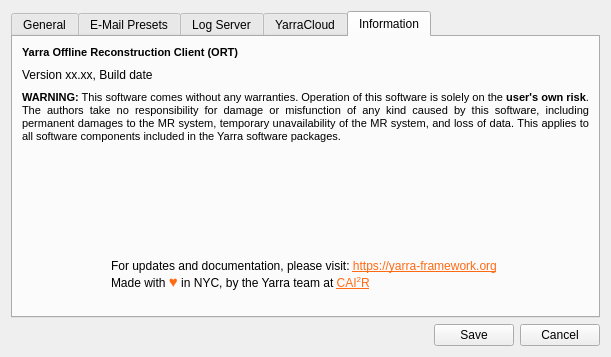
Before: the Qt Designer form OfflineReconClient/ort_configurationdialog.ui in WillForan/yarraclient, drawn with Qt 5.
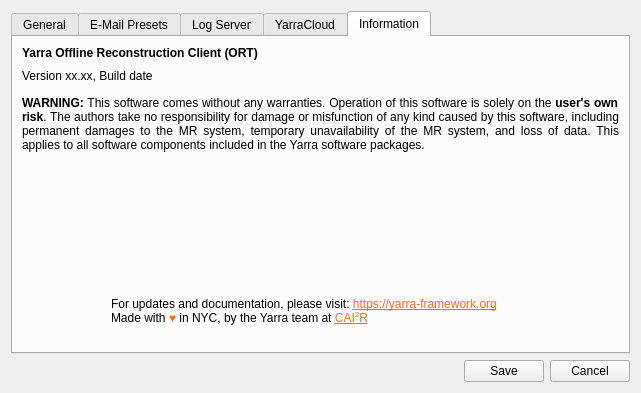
After: the same form once the commit is applied. The open tabs and pages were chosen to show the change. Icons and pictures are not drawn.

Patch:
```diff
--- a/OfflineReconClient/ort_configurationdialog.ui
+++ b/OfflineReconClient/ort_configurationdialog.ui
@@ -9,8 +9,8 @@
    <rect>
     <x>0</x>
     <y>0</y>
-    <width>611</width>
-    <height>357</height>
+    <width>641</width>
+    <height>393</height>
    </rect>
   </property>
   <property name="windowTitle">
@@ -501,17 +501,33 @@
 &lt;html&gt;&lt;head&gt;&lt;meta name=&quot;qrichtext&quot; content=&quot;1&quot; /&gt;&lt;style type=&quot;text/css&quot;&gt;
 p, li { white-space: pre-wrap; }
 &lt;/style&gt;&lt;/head&gt;&lt;body style=&quot; font-family:'MS Shell Dlg 2'; font-size:8pt; font-weight:400; font-style:normal;&quot;&gt;
-&lt;p style=&quot; margin-top:0px; margin-bottom:0px; margin-left:0px; margin-right:0px; -qt-block-indent:0; text-indent:0px;&quot;&gt;&lt;span style=&quot; font-weight:600;&quot;&gt;Yarra Offline Reconstruction Client (ORT)&lt;/span&gt;&lt;/p&gt;&lt;/body&gt;&lt;/html&gt;</string>
+&lt;p style=&quot; margin-top:0px; margin-bottom:0px; margin-left:0px; margin-right:0px; -qt-block-indent:0; text-indent:0px;&quot;&gt;&lt;span style=&quot; font-size:9pt; font-weight:600;&quot;&gt;Yarra Offline Reconstruction Client (ORT)&lt;/span&gt;&lt;/p&gt;&lt;/body&gt;&lt;/html&gt;</string>
          </property>
         </widget>
        </item>
        <item>
         <widget class="QLabel" name="versionLabel">
          <property name="text">
-          <string>Version xx.xx, Build date </string>
+          <string>&lt;html&gt;&lt;head/&gt;&lt;body&gt;&lt;p&gt;&lt;span style=&quot; font-size:9pt;&quot;&gt;Version xx.xx, Build date &lt;/span&gt;&lt;/p&gt;&lt;/body&gt;&lt;/html&gt;</string>
          </property>
         </widget>
        </item>
+       <item>
+        <spacer name="verticalSpacer_10">
+         <property name="orientation">
+          <enum>Qt::Vertical</enum>
+         </property>
+         <property name="sizeType">
+          <enum>QSizePolicy::Minimum</enum>
+         </property>
+         <property name="sizeHint" stdset="0">
+          <size>
+           <width>20</width>
+           <height>4</height>
+          </size>
+         </property>
+        </spacer>
+       </item>
        <item>
         <widget class="QLabel" name="label_12">
          <property name="maximumSize">
@@ -525,8 +541,8 @@
 &lt;html&gt;&lt;head&gt;&lt;meta name=&quot;qrichtext&quot; content=&quot;1&quot; /&gt;&lt;style type=&quot;text/css&quot;&gt;
 p, li { white-space: pre-wrap; }
 &lt;/style&gt;&lt;/head&gt;&lt;body style=&quot; font-family:'MS Shell Dlg 2'; font-size:8pt; font-weight:400; font-style:normal;&quot;&gt;
-&lt;p style=&quot; margin-top:0px; margin-bottom:0px; margin-left:0px; margin-right:0px; -qt-block-indent:0; text-indent:0px;&quot;&gt;&lt;span style=&quot; font-weight:600;&quot;&gt;WARNING:&lt;/span&gt; This software comes without any warranties. Operation of this software is solely on the &lt;span style=&quot; font-weight:600;&quot;&gt;user's own risk&lt;/span&gt;. The authors take no responsibility for damage or misfunction of any kind caused by this software, including permanent damages to the MR system, temporary unavailability of the MR system, and loss of data. This applies to all software components included in the Yarra software packages.&lt;/p&gt;
-&lt;p style=&quot;-qt-paragraph-type:empty; margin-top:0px; margin-bottom:0px; margin-left:0px; margin-right:0px; -qt-block-indent:0; text-indent:0px;&quot;&gt;&lt;br /&gt;&lt;/p&gt;&lt;/body&gt;&lt;/html&gt;</string>
+&lt;p style=&quot; margin-top:0px; margin-bottom:0px; margin-left:0px; margin-right:0px; -qt-block-indent:0; text-indent:0px;&quot;&gt;&lt;span style=&quot; font-size:9pt; font-weight:600;&quot;&gt;WARNING:&lt;/span&gt;&lt;span style=&quot; font-size:9pt;&quot;&gt; This software comes without any warranties. Operation of this software is solely on the &lt;/span&gt;&lt;span style=&quot; font-size:9pt; font-weight:600;&quot;&gt;user's own risk&lt;/span&gt;&lt;span style=&quot; font-size:9pt;&quot;&gt;. The authors take no responsibility for damage or misfunction of any kind caused by this software, including permanent damages to the MR system, temporary unavailability of the MR system, and loss of data. This applies to all software components included in the Yarra software packages.&lt;/span&gt;&lt;/p&gt;
+&lt;p style=&quot;-qt-paragraph-type:empty; margin-top:0px; margin-bottom:0px; margin-left:0px; margin-right:0px; -qt-block-indent:0; text-indent:0px; font-size:9pt;&quot;&gt;&lt;br /&gt;&lt;/p&gt;&lt;/body&gt;&lt;/html&gt;</string>
          </property>
          <property name="alignment">
           <set>Qt::AlignJustify|Qt::AlignTop</set>
@@ -592,7 +608,7 @@
          <item>
           <widget class="QLabel" name="label_2">
            <property name="text">
-            <string>&lt;html&gt;&lt;head/&gt;&lt;body&gt;&lt;p&gt;For updates and documentation, please visit: &lt;a href=&quot;https://yarra-framework.org&quot;&gt;&lt;span style=&quot; text-decoration: underline; color:#ff6a13;&quot;&gt;https://yarra-framework.org&lt;br/&gt;&lt;/span&gt;&lt;/a&gt;Made with &lt;span style=&quot; font-family:'arial'; font-size:15px; color:#ff6a13;&quot;&gt;♥&lt;/span&gt; in NYC, by the Yarra team at &lt;a href=&quot;http://cai2r.net&quot;&gt;&lt;span style=&quot; text-decoration: underline; color:#ff6a13;&quot;&gt;CAI&lt;/span&gt;&lt;/a&gt;&lt;a href=&quot;http://cai2r.net&quot;&gt;&lt;span style=&quot; text-decoration: underline; color:#ff6a13; vertical-align:super;&quot;&gt;2&lt;/span&gt;&lt;/a&gt;&lt;a href=&quot;http://cai2r.net&quot;&gt;&lt;span style=&quot; text-decoration: underline; color:#ff6a13;&quot;&gt;R&lt;/span&gt;&lt;/a&gt;&lt;/p&gt;&lt;/body&gt;&lt;/html&gt;</string>
+            <string>&lt;html&gt;&lt;head/&gt;&lt;body&gt;&lt;p&gt;&lt;span style=&quot; font-size:9pt;&quot;&gt;For updates and documentation, please visit: &lt;/span&gt;&lt;a href=&quot;https://yarra-framework.org&quot;&gt;&lt;span style=&quot; font-size:9pt; text-decoration: underline; color:#ff6a13;&quot;&gt;https://yarra-framework.org&lt;/span&gt;&lt;br /&gt;&lt;/a&gt;&lt;span style=&quot; font-size:9pt;&quot;&gt;Made with &lt;/span&gt;&lt;span style=&quot; font-family:'arial'; font-size:9pt; color:#ff6a13;&quot;&gt;♥&lt;/span&gt;&lt;span style=&quot; font-size:9pt;&quot;&gt; in NYC, by the Yarra team at &lt;/span&gt;&lt;a href=&quot;http://cai2r.net&quot;&gt;&lt;span style=&quot; font-size:9pt; text-decoration: underline; color:#ff6a13;&quot;&gt;CAI&lt;/span&gt;&lt;/a&gt;&lt;a href=&quot;http://cai2r.net&quot;&gt;&lt;span style=&quot; font-size:9pt; text-decoration: underline; color:#ff6a13; vertical-align:super;&quot;&gt;2&lt;/span&gt;&lt;/a&gt;&lt;a href=&quot;http://cai2r.net&quot;&gt;&lt;span style=&quot; font-size:9pt; text-decoration: underline; color:#ff6a13;&quot;&gt;R&lt;/span&gt;&lt;/a&gt;&lt;/p&gt;&lt;/body&gt;&lt;/html&gt;</string>
            </property>
            <property name="alignment">
             <set>Qt::AlignLeading|Qt::AlignLeft|Qt::AlignVCenter</set>
```
Left out of the diff: 28 changed lines with no effect on the pictures.
